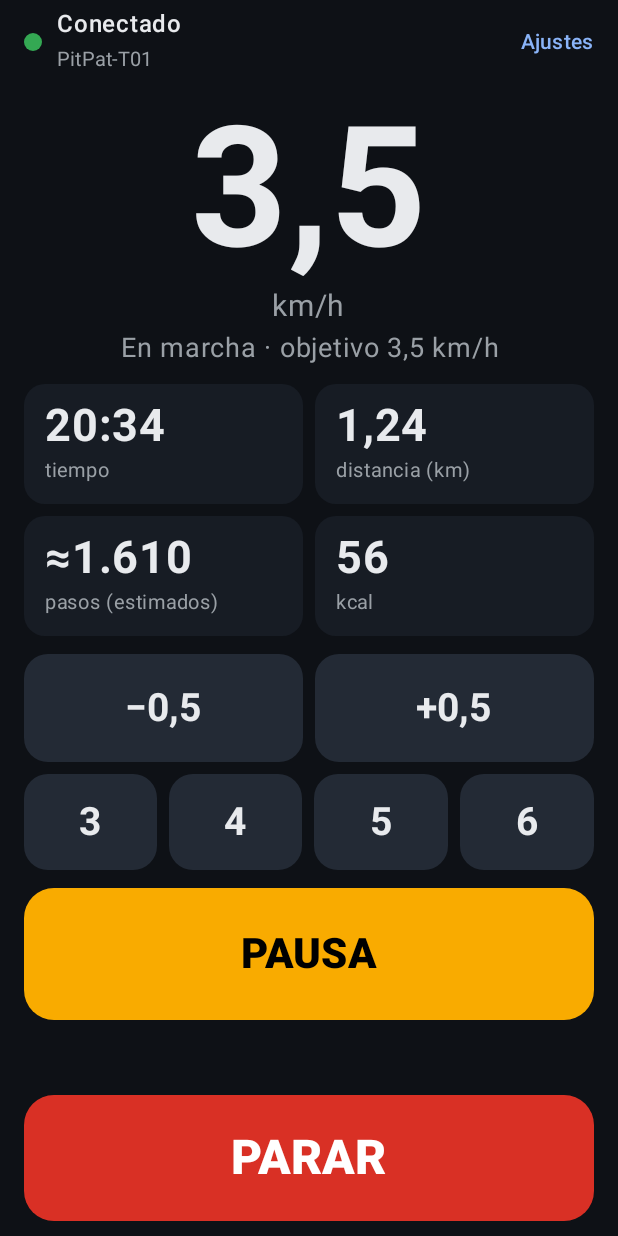
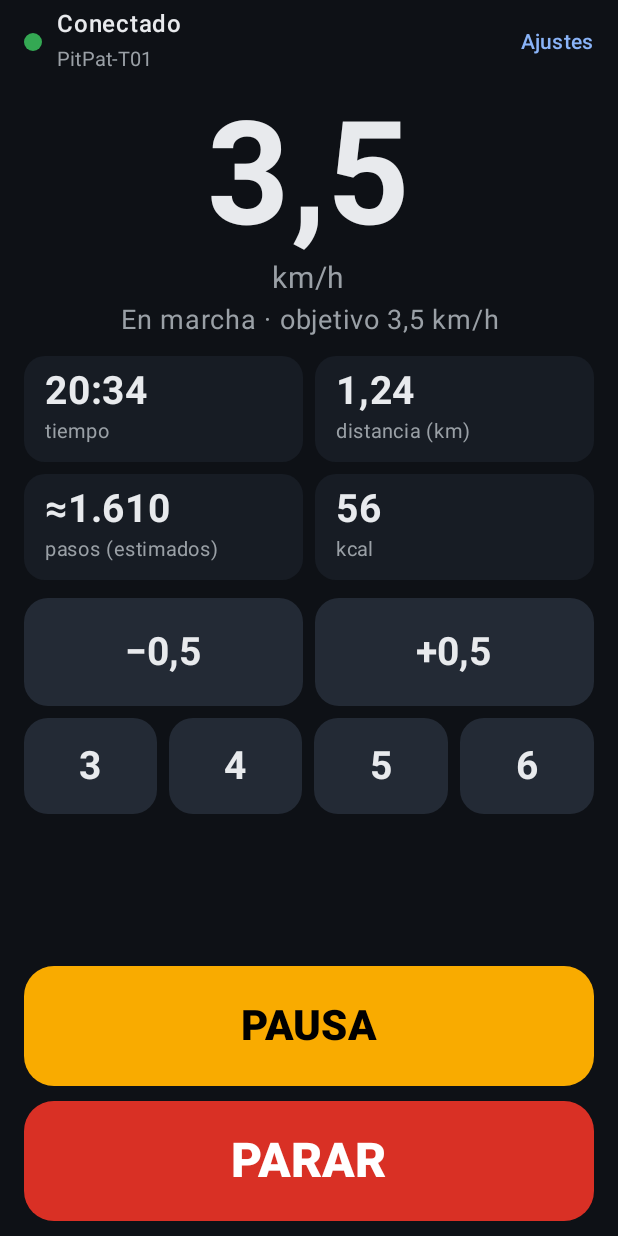
Before and after one commit to Franrodr10/pitpat-controller, an Android app built with Jetpack Compose: the @Preview function ControlPreview, on a phone screen of 412 x 824 dp. Run offline under Robolectric (Android 15) with nearby library versions, the phone set to English and light mode, and no system bars.

Commit message:
fix(ui): keep START/PAUSE pinned next to STOP on small screens
Both main buttons now live in the fixed bottom bar, so they never scroll
out of reach; the speed and metrics take a little less height.

Co-Authored-By: Claude Opus 5.5 <noreply@anthropic.com>
Claude-Session: https://claude.ai/code/session_01NrmgmpeErc8CcgFfpJRpdU

```diff
--- a/app/src/main/kotlin/io/github/franrodr10/pitpat/ui/ControlScreen.kt
+++ b/app/src/main/kotlin/io/github/franrodr10/pitpat/ui/ControlScreen.kt
@@ -98,7 +98,7 @@ fun ControlScreen(vm: AppViewModel, state: State) {
 fun ControlContent(state: State, presets: List<Double>, snackbar: SnackbarHostState, actions: ControlActions) {
     Scaffold(
         topBar = { ConnectionBar(state, actions) },
-        bottomBar = { StopBar(onStop = actions::stop) },
+        bottomBar = { BottomControls(state, actions) },
         snackbarHost = { SnackbarHost(snackbar) },
     ) { padding ->
         Column(
@@ -113,7 +113,6 @@ fun ControlContent(state: State, presets: List<Double>, snackbar: SnackbarHostSt
             SpeedDisplay(state)
             Metrics(state)
             SpeedControls(state, presets, actions)
-            MainButton(state, onClick = actions::startOrPause)
             Spacer(Modifier.height(4.dp))
         }
     }
@@ -176,8 +175,8 @@ private fun SpeedDisplay(state: State) {
     Column(Modifier.fillMaxWidth().padding(top = 4.dp), horizontalAlignment = Alignment.CenterHorizontally) {
         Text(
             text = status?.let { Format.speed(it.speedKmh) } ?: "–",
-            fontSize = 112.sp,
-            lineHeight = 112.sp,
+            fontSize = 96.sp,
+            lineHeight = 96.sp,
             fontWeight = FontWeight.Bold,
             color = if (status != null && state.fresh) MaterialTheme.colorScheme.onBackground else PitPatColors.Muted,
         )
@@ -228,9 +227,9 @@ private fun Metric(value: String?, label: String, modifier: Modifier = Modifier)
     Column(
         modifier = modifier
             .background(PitPatColors.Surface, RoundedCornerShape(14.dp))
-            .padding(horizontal = 14.dp, vertical = 10.dp),
+            .padding(horizontal = 14.dp, vertical = 8.dp),
     ) {
-        Text(value ?: "–", fontSize = 30.sp, fontWeight = FontWeight.Bold, maxLines = 1)
+        Text(value ?: "–", fontSize = 26.sp, fontWeight = FontWeight.Bold, maxLines = 1)
         Text(label, fontSize = 13.sp, color = PitPatColors.Muted, maxLines = 1)
     }
 }
@@ -292,7 +291,7 @@ private fun MainButton(state: State, onClick: () -> Unit) {
     Button(
         onClick = onClick,
         enabled = connected && runState != RunState.STARTING,
-        modifier = Modifier.fillMaxWidth().height(88.dp),
+        modifier = Modifier.fillMaxWidth().height(80.dp),
         shape = RoundedCornerShape(20.dp),
         colors = ButtonDefaults.buttonColors(
             containerColor = color,
@@ -308,19 +307,22 @@ private fun MainButton(state: State, onClick: () -> Unit) {
     }
 }
 
-/** Always visible and always enabled: it warns when there is no link instead of doing nothing. */
+/** START/PAUSE and STOP stay pinned at the bottom, reachable on any screen size. */
 @Composable
-private fun StopBar(onStop: () -> Unit) {
-    Box(
+private fun BottomControls(state: State, actions: ControlActions) {
+    Column(
         modifier = Modifier
             .fillMaxWidth()
             .background(MaterialTheme.colorScheme.background)
             .navigationBarsPadding()
             .padding(horizontal = 16.dp, vertical = 10.dp),
+        verticalArrangement = Arrangement.spacedBy(10.dp),
     ) {
+        MainButton(state, onClick = actions::startOrPause)
+        // Always enabled: without a link it warns and vibrates instead of doing nothing.
         Button(
-            onClick = onStop,
-            modifier = Modifier.fillMaxWidth().height(84.dp),
+            onClick = actions::stop,
+            modifier = Modifier.fillMaxWidth().height(80.dp),
             shape = RoundedCornerShape(20.dp),
             colors = ButtonDefaults.buttonColors(containerColor = PitPatColors.Stop, contentColor = Color.White),
         ) {
```
